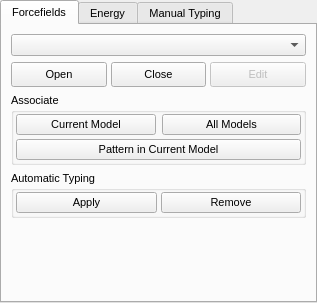
The window that branches/nugui/src/gui/forcefields.ui (trisyoungs/aten) describes before a commit, drawn with Qt 5.
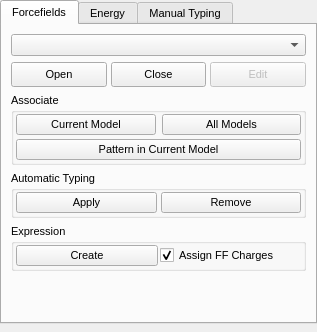
The same window after the commit. Icons and pictures are not drawn.

Commit message: Added third optional argument to Model::createExpression(), assignCharges, to control assignment of forcefield charges to model. Corrected definitions of 'createexpression' and 'recreateexpression' commands to include all optional arguments. Removed Prefs::FilterSwitch enum in favour of more general Choice class. Added checkbox to ForcefieldsWidget to allow prevention of assignment of forcefield charges when generating expressions.

```diff
--- a/branches/nugui/src/gui/forcefields.ui
+++ b/branches/nugui/src/gui/forcefields.ui
@@ -7,13 +7,13 @@
     <x>0</x>
     <y>0</y>
     <width>290</width>
-    <height>303</height>
+    <height>332</height>
    </rect>
   </property>
   <property name="minimumSize">
    <size>
     <width>290</width>
-    <height>303</height>
+    <height>332</height>
    </size>
   </property>
   <property name="font">
@@ -276,6 +276,44 @@
           </layout>
          </widget>
         </item>
+        <item>
+         <widget class="QGroupBox" name="ExpressionGroup">
+          <property name="title">
+           <string>Expression</string>
+          </property>
+          <layout class="QHBoxLayout" name="horizontalLayout_3">
+           <property name="spacing">
+            <number>2</number>
+           </property>
+           <property name="margin">
+            <number>2</number>
+           </property>
+           <item>
+            <widget class="QPushButton" name="CreateExpressionButton">
+             <property name="text">
+              <string>Create</string>
+             </property>
+             <property name="autoDefault">
+              <bool>false</bool>
+             </property>
+            </widget>
+           </item>
+           <item>
+            <widget class="QCheckBox" name="AssignFFChargesCheck">
+             <property name="toolTip">
+              <string>When selected, atom charges will be set to those of their assigned atomtype. Otherwise, current atomic charges remain intact</string>
+             </property>
+             <property name="text">
+              <string>Assign FF Charges</string>
+             </property>
+             <property name="checked">
+              <bool>true</bool>
+             </property>
+            </widget>
+           </item>
+          </layout>
+         </widget>
+        </item>
         <item>
          <spacer name="verticalSpacer_2">
           <property name="orientation">
```
The commit also changes 18 other files.
